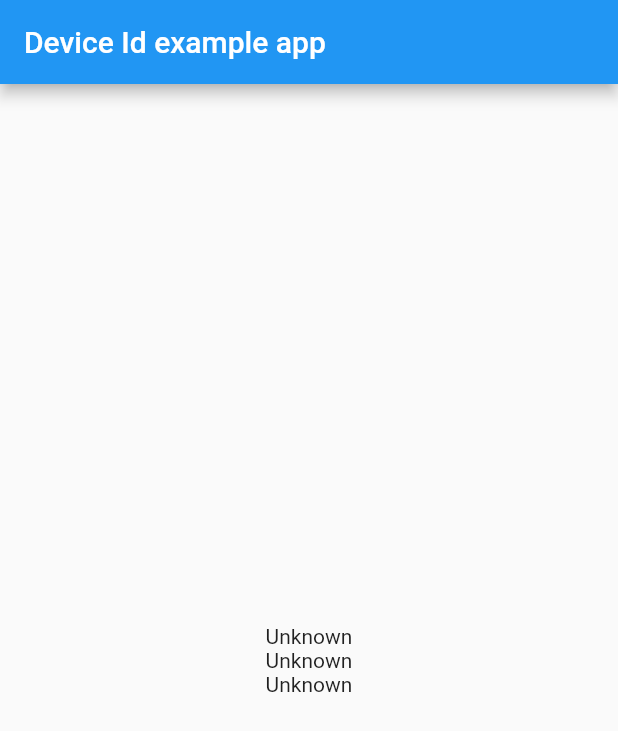
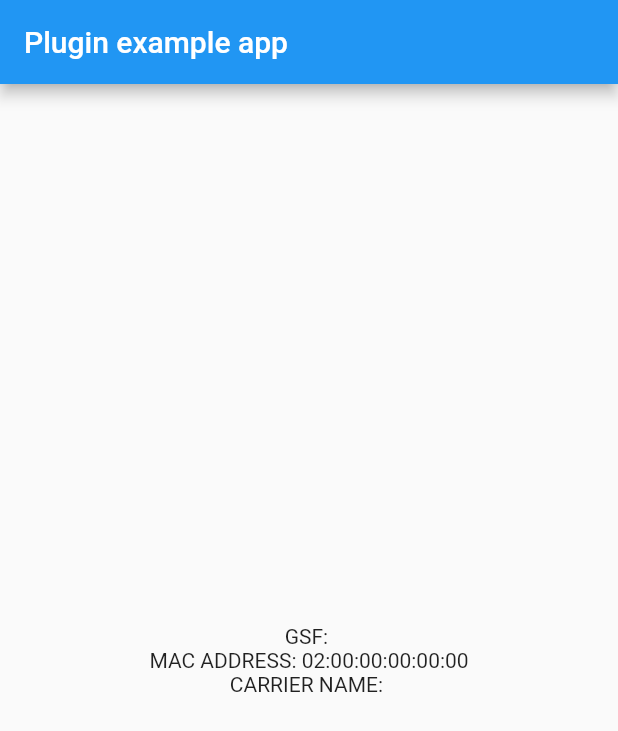
Before and after one commit to tiennh123/kat_device_id, a Flutter app: the screen it shows after launch, on a phone screen of 412 x 824 dp. Shown: the top 731 px of the screen. Run offline on Flutter 3.47's test engine with Material 2 defaults, Android fonts, the phone set to English and light mode, and no system bars.

Commit message:
upgrade plugin

```diff
--- /dev/null
+++ b/analysis_options.yaml
@@ -0,0 +1,4 @@
+include: package:flutter_lints/flutter.yaml
+
+# Additional information about this file can be found at
+# https://dart.dev/guides/language/analysis-options
--- a/example/lib/main.dart
+++ b/example/lib/main.dart
@@ -1,72 +1,78 @@
 import 'package:flutter/material.dart';
 import 'dart:async';
 
+import 'package:flutter/services.dart';
 import 'package:device_id/device_id.dart';
-import 'package:flutter/services.dart';
 
-void main() => runApp(new MyApp());
+void main() {
+  runApp(const MyApp());
+}
 
 class MyApp extends StatefulWidget {
+  const MyApp({Key? key}) : super(key: key);
+
   @override
-  _MyAppState createState() => new _MyAppState();
+  State<MyApp> createState() => _MyAppState();
 }
 
 class _MyAppState extends State<MyApp> {
-  String _deviceid = 'Unknown';
   String _gsf = 'Unknown';
   String _macAddress = 'Unknown';
+  String _carrierName = 'Unknown';
 
   @override
   void initState() {
     super.initState();
-    initDeviceId();
+    initPlatformState();
   }
 
-  Future<void> initDeviceId() async {
-    String deviceid;
-    String imei;
-    String meid;
-    String gsf;
-    String macAddress;
-
-    deviceid = await DeviceId.getID;
+  // Platform messages are asynchronous, so we initialize in an async method.
+  Future<void> initPlatformState() async {
+    String gsf = '';
+    String macAddress = '';
+    String carrierName = '';
+    // Platform messages may fail, so we use a try/catch PlatformException.
+    // We also handle the message potentially returning null.
     try {
-      imei = await DeviceId.getIMEI;
-      meid = await DeviceId.getMEID;
-      gsf = await DeviceId.getGsf;
-      macAddress = await DeviceId.getMacAddress;
-    } on PlatformException catch (e) {
-      print(e.message);
+      gsf = await DeviceId.getGsf ?? '';
+      macAddress = await DeviceId.getMacAddress ?? '02:00:00:00:00:00';
+      carrierName = await DeviceId.getCarrierName ?? '';
+    } on PlatformException {
+      gsf = 'Failed to get platform version.';
+      macAddress = 'Failed to get platform version.';
+      carrierName = 'Failed to get platform version.';
     }
 
+    // If the widget was removed from the tree while the asynchronous platform
+    // message was in flight, we want to discard the reply rather than calling
+    // setState to update our non-existent appearance.
     if (!mounted) return;
 
     setState(() {
-      _deviceid =
-          'Your deviceid: $deviceid\nYour IMEI: $imei\nYour MEID: $meid';
       _gsf = 'GSF: $gsf';
       _macAddress = 'MAC ADDRESS: $macAddress';
+      _carrierName = 'CARRIER NAME: $carrierName';
     });
   }
 
   @override
   Widget build(BuildContext context) {
-    return new MaterialApp(
-      home: new Scaffold(
-        appBar: new AppBar(
-          title: const Text('Device Id example app'),
+    return MaterialApp(
+      home: Scaffold(
+        appBar: AppBar(
+          title: const Text('Plugin example app'),
         ),
-        body: new Column(
+        body: Column(
           mainAxisAlignment: MainAxisAlignment.center,
           children: [
-            new Center(
-              child: new Text('$_deviceid'),
+            Center(
+              child: Text(_gsf),
             ),
-            new Center(
-              child: new Text('$_gsf'),
+            Center(
+              child: Text(_macAddress),
             ),
-            new Center(
-              child: new Text('$_macAddress'),
+            Center(
+              child: Text(_carrierName),
             ),
           ],
         ),
--- a/lib/device_id.dart
+++ b/lib/device_id.dart
@@ -1,44 +1,23 @@
+
 import 'dart:async';
 
 import 'package:flutter/services.dart';
 
 class DeviceId {
-  static const MethodChannel _channel = const MethodChannel('device_id');
+  static const MethodChannel _channel = MethodChannel('device_id');
 
-  /// Gets the id of the device
-  ///
-  /// The deviceid could be changed on factory reset and
-  /// can be easily changed with a rooted device
-  static Future<String> get getID async {
-    final String uid = await _channel.invokeMethod('getID');
-    return uid;
-  }
-
-  /// Gets the IMEI of the device
-  ///
-  /// Throws [PlatformException] if the Platform version version
-  /// is lower then 26
-  static Future<String> get getIMEI async {
-    final String imei = await _channel.invokeMethod('getIMEI');
-    return imei;
-  }
-
-  /// Gets the MEID of the device
-  ///
-  /// Throws [PlatformException] if the Platform version is
-  /// lower then 26
-  static Future<String> get getMEID async {
-    final String meid = await _channel.invokeMethod('getMEID');
+  static Future<String?> get getGsf async {
+    final String? meid = await _channel.invokeMethod('getGsf');
     return meid;
   }
 
-  static Future<String> get getGsf async {
-    final String meid = await _channel.invokeMethod('getGsf');
+  static Future<String?> get getMacAddress async {
+    final String? meid = await _channel.invokeMethod('getMacAddress');
     return meid;
   }
 
-  static Future<String> get getMacAddress async {
-    final String meid = await _channel.invokeMethod('getMacAddress');
-    return meid;
+  static Future<String?> get getCarrierName async {
+    final String? carrierName = await _channel.invokeMethod('getCarrierName');
+    return carrierName;
   }
 }
```
Also changed, not shown: example/analysis_options.yaml (added, +29 -0 lines), example/pubspec.yaml (+33 -16 lines), pubspec.yaml (+26 -13 lines), example/pubspec.lock (added), pubspec.lock (added), 50 other files.
